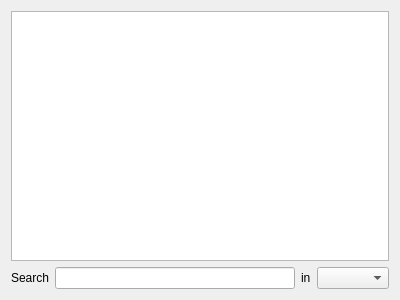
fiffty-50/openPilotLog, file src/gui/widgets/airportwidget.ui: the form before one commit.
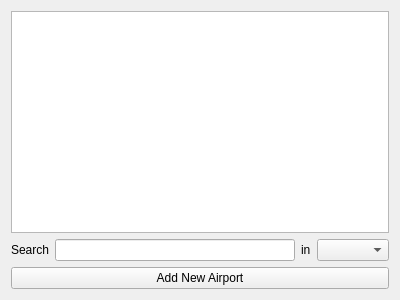
The form after the commit.

```diff
--- a/src/gui/widgets/airportwidget.ui
+++ b/src/gui/widgets/airportwidget.ui
@@ -37,6 +37,16 @@
    <item row="1" column="3">
     <widget class="QComboBox" name="searchComboBox"/>
    </item>
+   <item row="0" column="0" colspan="4">
+    <widget class="QTableView" name="tableView"/>
+   </item>
+   <item row="2" column="0" colspan="4">
+    <widget class="QPushButton" name="newAirportPushButton">
+     <property name="text">
+      <string>Add New Airport</string>
+     </property>
+    </widget>
+   </item>
   </layout>
  </widget>
  <resources/>
```
Left out of the diff: 17 changed lines with no effect on the pictures.
